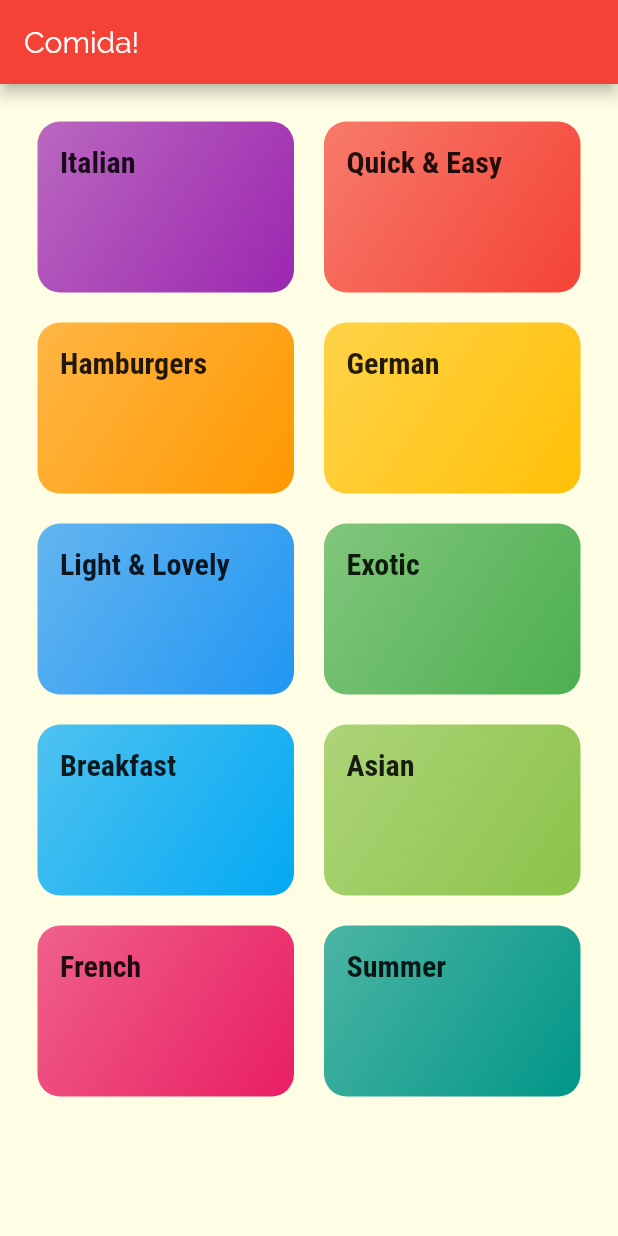
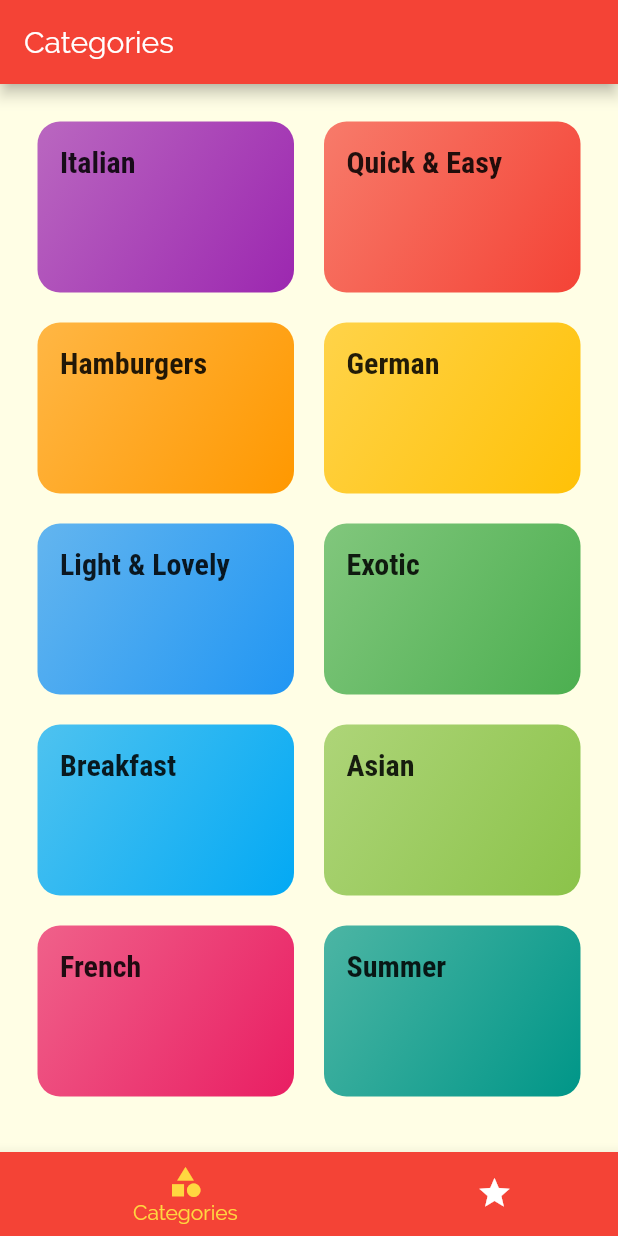
Before and after one commit to Gustaviusss/comida, a Flutter app: the screen it shows after launch, on a phone screen of 412 x 824 dp. Run offline on Flutter 3.47's test engine with Material 2 defaults, Android fonts, the phone set to English and light mode, and no system bars.

```diff
--- a/lib/main.dart
+++ b/lib/main.dart
@@ -1,9 +1,9 @@
 import 'package:flutter/material.dart';
+import 'package:meals_app/screens/tabs_screen.dart';
 
 import 'screens/meal_detail_screen.dart';
 import 'screens/category_meals_screen.dart';
-import 'screens/categories_screen.dart';
-
+import './screens/tabs_screen.dart';
 void main() {
   runApp(MyApp());
 }
@@ -32,7 +32,7 @@ class MyApp extends StatelessWidget {
         // home: CategoriesScreen(),
         initialRoute: '/',
         routes: {
-          '/': (ctx) => CategoriesScreen(),
+          '/': (ctx) => TabsScreen(),
           CategoryMealsScreen.routeName: (ctx) => CategoryMealsScreen(),
           MealDetailScreen.routeName: (ctx) => MealDetailScreen(),
         });
--- a/lib/screens/categories_screen.dart
+++ b/lib/screens/categories_screen.dart
@@ -6,9 +6,7 @@ import '../widgets/category_item.dart';
 class CategoriesScreen extends StatelessWidget {
   @override
   Widget build(BuildContext context) {
-    return Scaffold(
-        appBar: AppBar(title: Text("Comida!")),
-        body: GridView(
+    return  GridView(
           padding: const EdgeInsets.all(25),
           gridDelegate: SliverGridDelegateWithMaxCrossAxisExtent(
             maxCrossAxisExtent: 200,
@@ -20,6 +18,6 @@ class CategoriesScreen extends StatelessWidget {
               .map((catData) =>
                   CategoryItem(catData.id, catData.title, catData.color))
               .toList(),
-        ));
+        );
   }
 }
--- /dev/null
+++ b/lib/screens/favorites_screen.dart
@@ -0,0 +1,11 @@
+import 'package:flutter/material.dart';
+
+
+class FavoritesScreen extends StatelessWidget {
+  @override
+  Widget build(BuildContext context) {
+    return Center(
+      child: Text('Favorites'),
+    );
+  }
+}
--- /dev/null
+++ b/lib/screens/tabs_screen.dart
@@ -0,0 +1,52 @@
+import 'package:flutter/material.dart';
+
+import '../screens/categories_screen.dart';
+import '../screens/favorites_screen.dart';
+
+
+class TabsScreen extends StatefulWidget {
+  @override
+  _TabsScreenState createState() => _TabsScreenState();
+}
+
+class _TabsScreenState extends State<TabsScreen> {
+  final List<Map<String, Object>> _pages = [
+    {'page':CategoriesScreen(), 'title':'Categories'},
+    {'page':FavoritesScreen(), 'title':'Your Favorites'}
+  ];
+  int _selectedPageIndex = 0;
+  void _selectPage(int index){
+    setState(() {
+      _selectedPageIndex = index;
+    });
+  }
+  @override
+  Widget build(BuildContext context) {
+    return Scaffold(
+        appBar: AppBar(title:Text(_pages[_selectedPageIndex]['title']),
+        ),
+      body: _pages[_selectedPageIndex]['page'],
+      bottomNavigationBar: BottomNavigationBar(
+        unselectedItemColor: Colors.white,
+        selectedItemColor: Theme.of(context).accentColor,
+        currentIndex: _selectedPageIndex,
+        type: BottomNavigationBarType.shifting,
+        onTap: _selectPage,
+        backgroundColor: Theme.of(context).primaryColor,
+        items:[
+          BottomNavigationBarItem(
+            backgroundColor: Theme.of(context).primaryColor,
+            icon: Icon(Icons.category),
+            title: Text('Categories')
+          ),
+          BottomNavigationBarItem(
+            backgroundColor: Theme.of(context).primaryColor,
+            icon: Icon(Icons.star),
+            title: Text('Favorites')
+          ),
+
+        ],
+      ),
+    );
+  }
+}
```
Also changed, not shown: lib/screens/meal_detail_screen.dart (+3 -4 lines).
